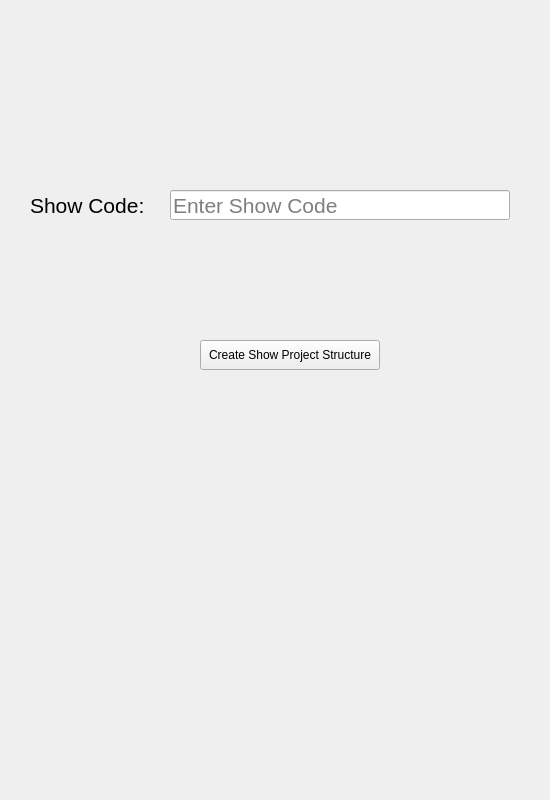
Above: __QtFiles__/Widgets/ShowBuilder_GUI_v001.ui from zackthomas1/NukeFileManager before the change. Below: the same form after it.
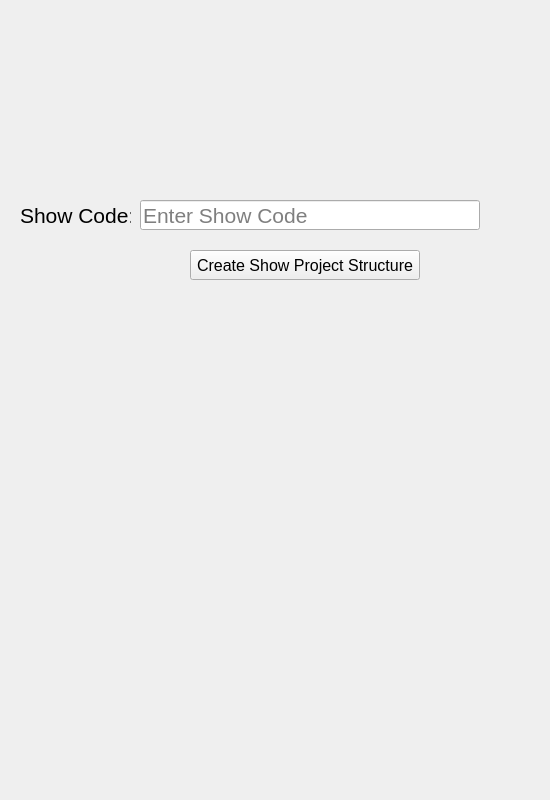
That is the form after the change.

Commit message:
Partial implementation of Shot Builder and Show Builder
Implemented calls to methods and classes for ShowBuilder and ShotBuilder. Still need to implement method functionality

```diff
--- a/__QtFiles__/Widgets/ShowBuilder_GUI_v001.ui
+++ b/__QtFiles__/Widgets/ShowBuilder_GUI_v001.ui
@@ -16,8 +16,8 @@
   <widget class="QLineEdit" name="showCode_lineEdit">
    <property name="geometry">
     <rect>
-     <x>170</x>
-     <y>190</y>
+     <x>140</x>
+     <y>200</y>
      <width>340</width>
      <height>30</height>
     </rect>
@@ -34,10 +34,10 @@
   <widget class="QLabel" name="showCode_label">
    <property name="geometry">
     <rect>
-     <x>30</x>
-     <y>180</y>
-     <width>131</width>
-     <height>51</height>
+     <x>20</x>
+     <y>205</y>
+     <width>111</width>
+     <height>20</height>
     </rect>
    </property>
    <property name="font">
@@ -52,12 +52,17 @@
   <widget class="QPushButton" name="pushButton">
    <property name="geometry">
     <rect>
-     <x>200</x>
-     <y>340</y>
-     <width>180</width>
+     <x>190</x>
+     <y>250</y>
+     <width>230</width>
      <height>30</height>
     </rect>
    </property>
+   <property name="font">
+    <font>
+     <pointsize>12</pointsize>
+    </font>
+   </property>
    <property name="text">
     <string>Create Show Project Structure</string>
    </property>
```
Left out of the diff: 4 changed lines with no effect on the pictures. The commit also changes 11 other files.
